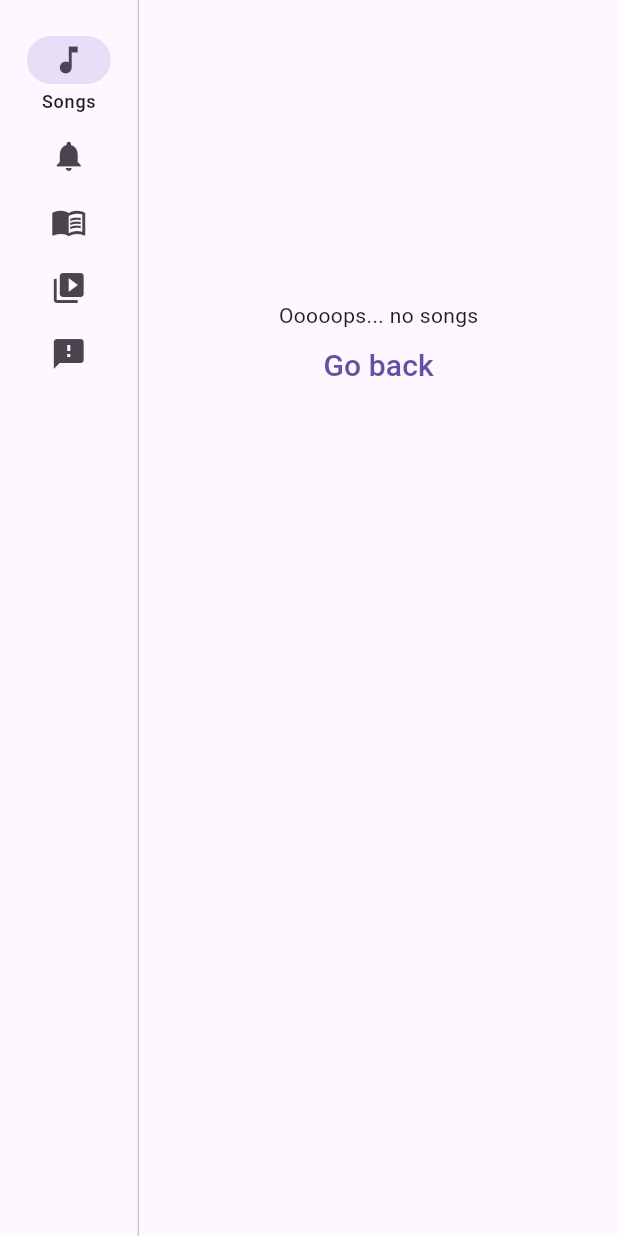
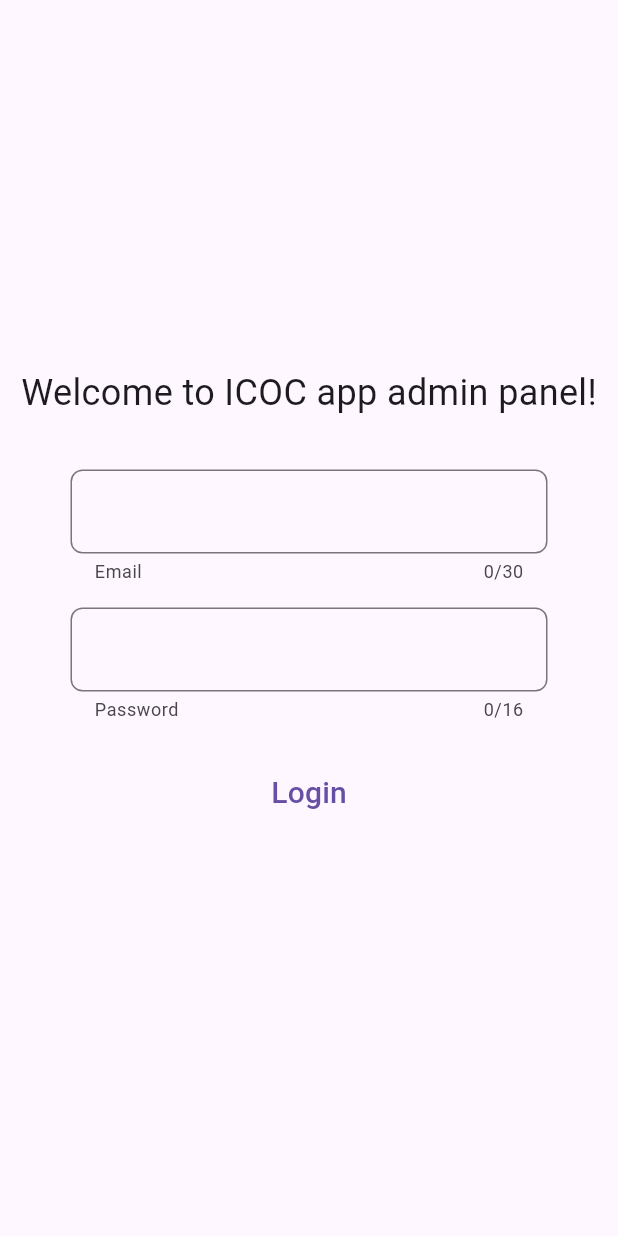
Before and after one commit to SergiiMytakii/icoc_admin_pannel, a Flutter app: the screen it shows after launch, on a phone screen of 412 x 824 dp. Run offline on Flutter 3.47's test engine with Material 3 defaults, Android fonts, the light colour scheme and no system bars; our stand-ins replace cached_network_image, firebase_auth, firebase_core, flutter_bloc, flutter_html, freezed_annotation and 5 more; missing offline and left inert: country_flags, firebase_cloud_firestore, universal_html; accounts and stored records are empty; statements that could not run were skipped.

Commit message:
add auth

```diff
--- a/analysis_options.yaml
+++ b/analysis_options.yaml
@@ -1,6 +1,7 @@
 analyzer:
   errors:
     constant_identifier_names: ignore
+    use_build_context_synchronously: ignore
   erro ignorers:
     constant_identifier_names: ignore
 include: package:flutter_lints/flutter.yaml
--- a/lib/app_router.dart
+++ b/lib/app_router.dart
@@ -1,7 +1,11 @@
 // lib/app_router.dart
+import 'package:firebase_auth/firebase_auth.dart';
 import 'package:flutter/material.dart';
+import 'package:flutter_bloc/flutter_bloc.dart';
 import 'package:go_router/go_router.dart';
 import 'package:icoc_admin_pannel/domain/model/song_detail.dart';
+import 'package:icoc_admin_pannel/ui/bloc/auth/auth_bloc.dart';
+import 'package:icoc_admin_pannel/ui/screens/auth/login_screen.dart';
 import 'package:icoc_admin_pannel/ui/screens/bible_study/bible_study_screen.dart';
 import 'package:icoc_admin_pannel/ui/screens/feedback/feedbacks_screen.dart';
 import 'package:icoc_admin_pannel/ui/screens/notifications/notifications_screen.dart';
@@ -10,6 +14,7 @@ import 'package:icoc_admin_pannel/ui/screens/songs/add_new_song.dart';
 import 'package:icoc_admin_pannel/ui/screens/songs/edit_song_screen.dart';
 import 'package:icoc_admin_pannel/ui/screens/songs/songs_screen.dart';
 import 'package:icoc_admin_pannel/ui/video/video_screen.dart';
+import 'package:logger/logger.dart';
 
 final GlobalKey<NavigatorState> _rootNavigatorKey =
     GlobalKey<NavigatorState>(debugLabel: 'root');
@@ -25,16 +30,45 @@ final GoRouter router = GoRouter(
   //   context.go('/songs');
   // },
   debugLogDiagnostics: true,
+  redirect: (BuildContext context, GoRouterState state) {
+    print('redirect');
+    final authBloc = context.read<AuthBloc>();
+    if (authBloc.state is AuthInitial) {
+      authBloc.add(const AuthEvent.checkStatus());
+    }
+    return null;
+  },
 
   navigatorKey: _rootNavigatorKey,
-  initialLocation: '/songs',
+  initialLocation: '/',
 
   routes: <RouteBase>[
     ShellRoute(
       navigatorKey: _shellNavigatorKey,
       pageBuilder: (BuildContext context, GoRouterState state, Widget child) {
-        return NoTransitionPage<void>(
-            key: state.pageKey, child: RootScreen(child: child));
+        final authState = context.watch<AuthBloc>().state;
+        return authState.when(
+            initial: () => NoTransitionPage<void>(
+                key: state.pageKey, child: const LoginScreen()),
+            loading: () => NoTransitionPage<void>(
+                key: state.pageKey,
+                child: const Scaffold(
+                  body: Center(
+                    child: CircularProgressIndicator(),
+                  ),
+                )),
+            error: (message) => NoTransitionPage<void>(
+                  key: state.pageKey,
+                  child: Scaffold(
+                    body: Center(
+                      child: Text(message),
+                    ),
+                  ),
+                ),
+            authenticated: (User user) {
+              return NoTransitionPage<void>(
+                  key: state.pageKey, child: RootScreen(child: child));
+            });
       },
       routes: <GoRoute>[
         GoRoute(
@@ -67,7 +101,13 @@ final GoRouter router = GoRouter(
                 pageBuilder: (BuildContext context, GoRouterState state) {
                   final String? textVersion =
                       state.pathParameters['textVersion'];
-                  final SongDetail? song = state.extra as SongDetail?;
+
+                  SongDetail? song;
+
+                  if (state.extra is SongDetail?) {
+                    song = state.extra as SongDetail?;
+                  }
+
                   return NoTransitionPage<void>(
                     key: state.pageKey,
                     child: EditSongScreen(
--- a/lib/main.dart
+++ b/lib/main.dart
@@ -9,6 +9,7 @@ import 'package:icoc_admin_pannel/app_router.dart';
 import 'package:icoc_admin_pannel/domain/helpers/error_logger.dart';
 import 'package:icoc_admin_pannel/firebase_options.dart';
 import 'package:icoc_admin_pannel/injection.dart';
+import 'package:icoc_admin_pannel/ui/bloc/auth/auth_bloc.dart';
 import 'package:icoc_admin_pannel/ui/bloc/songs/songs_bloc.dart';
 import 'package:injectable/injectable.dart';
 
@@ -43,6 +44,9 @@ class MainApp extends StatelessWidget {
         BlocProvider<SongsBloc>(
           create: (BuildContext context) => getIt<SongsBloc>(),
         ),
+        BlocProvider<AuthBloc>(
+          create: (BuildContext context) => getIt<AuthBloc>(),
+        ),
       ],
       child: MaterialApp.router(
         title: 'ICOC Admin panel',
--- /dev/null
+++ b/lib/ui/bloc/auth/auth_event.dart
@@ -0,0 +1,11 @@
+part of 'auth_bloc.dart';
+
+@freezed
+class AuthEvent with _$AuthEvent {
+  const factory AuthEvent.logIn({
+    required String email,
+    required String password,
+  }) = AuthEventLogIn;
+  const factory AuthEvent.logOut() = AuthEventLogOut;
+  const factory AuthEvent.checkStatus() = AuthEventCheckStatus;
+}
--- /dev/null
+++ b/lib/ui/bloc/auth/auth_state.dart
@@ -0,0 +1,10 @@
+part of 'auth_bloc.dart';
+
+@freezed
+class AuthState with _$AuthState {
+  const factory AuthState.initial() = AuthInitial;
+  const factory AuthState.loading() = AuthLoading;
+  const factory AuthState.authenticated({required User user}) =
+      AuthAuthenticated;
+  const factory AuthState.error(String message) = AuthError;
+}
--- /dev/null
+++ b/lib/ui/screens/auth/login_screen.dart
@@ -0,0 +1,119 @@
+import 'package:flutter/material.dart';
+import 'package:flutter_bloc/flutter_bloc.dart';
+import 'package:icoc_admin_pannel/ui/bloc/auth/auth_bloc.dart';
+import 'package:icoc_admin_pannel/ui/widget/my_text_button.dart';
+import 'package:icoc_admin_pannel/ui/widget/my_text_field.dart';
+
+class LoginScreen extends StatefulWidget {
+  const LoginScreen({super.key});
+
+  @override
+  State<LoginScreen> createState() => _LoginScreenState();
+}
+
+class _LoginScreenState extends State<LoginScreen> {
+  final _formKey = GlobalKey<FormState>();
+  final _emailController = TextEditingController();
+  final _passwordController = TextEditingController();
+
+  String? _validateEmail(String? value) {
+    if (value == null || value.isEmpty) {
+      return 'Please enter your email';
+    }
+    final emailRegExp = RegExp(r'^[\w-\.]+@([\w-]+\.)+[\w-]{2,4}$');
+    if (!emailRegExp.hasMatch(value)) {
+      return 'Please enter a valid email';
+    }
+    return null;
+  }
+
+  String? _validatePassword(String? value) {
+    if (value == null || value.isEmpty) {
+      return 'Please enter your password';
+    }
+    if (value.length < 6) {
+      return 'Password must be at least 6 characters long';
+    }
+    return null;
+  }
+
+  @override
+  Widget build(BuildContext context) {
+    return Scaffold(
+      body: BlocConsumer<AuthBloc, AuthState>(
+        listener: (context, state) {
+          state.whenOrNull(
+            error: (message) {
+              ScaffoldMessenger.of(context).showSnackBar(
+                SnackBar(
+                  content: Text(message),
+                ),
+              );
+            },
+          );
+        },
+        builder: (context, state) {
+          return state.maybeWhen(
+            loading: () => const Center(
+              child: CircularProgressIndicator(),
+            ),
+            orElse: () => Center(
+              child: Column(
+                children: [
+                  const Spacer(),
+                  const Text(
+                    'Welcome to ICOC app admin panel!',
+                    style: TextStyle(fontSize: 24),
+                  ),
+                  SizedBox(
+                    width: 350,
+                    height: 300,
+                    child: Padding(
+                      padding: const EdgeInsets.all(16.0),
+                      child: Form(
+                        key: _formKey,
+                        child: Column(
+                          mainAxisAlignment: MainAxisAlignment.center,
+                          children: [
+                            MyTexField(
+                              controller: _emailController,
+                              hint: 'Email',
+                              validator: _validateEmail,
+                              maxLength: 30,
+                            ),
+                            MyTexField(
+                              controller: _passwordController,
+                              obscureText: true,
+                              hint: 'Password',
+                              validator: _validatePassword,
+                              maxLength: 16,
+                            ),
+                            const SizedBox(height: 16.0),
+                            MyTextButton(
+                              onPressed: () {
+                                if (_formKey.currentState!.validate()) {
+                                  context.read<AuthBloc>().add(
+                                        AuthEvent.logIn(
+                                          email: _emailController.text,
+                                          password: _passwordController.text,
+                                        ),
+                                      );
+                                }
+                              },
+                              label: 'Login',
+                            ),
+                          ],
+                        ),
+                      ),
+                    ),
+                  ),
+                  const Spacer(),
+                ],
+              ),
+            ),
+          );
+        },
+      ),
+    );
+  }
+}
--- a/lib/ui/screens/songs/add_new_song.dart
+++ b/lib/ui/screens/songs/add_new_song.dart
@@ -1,4 +1,5 @@
 import 'package:flutter/material.dart';
+import 'package:flutter_bloc/flutter_bloc.dart';
 import 'package:go_router/go_router.dart';
 import 'package:icoc_admin_pannel/domain/model/resources.dart';
 import 'package:icoc_admin_pannel/domain/model/song_detail.dart';
@@ -19,7 +20,7 @@ class _AddNewSongScreenState extends State<AddNewSongScreen> {
   final List<bool> _isOpen = [true];
   TextEditingController titleController = TextEditingController();
   TextEditingController descriptionController = TextEditingController();
-  TextEditingController langController = TextEditingController();
+  TextEditingController langController = TextEditingController()..text = 'en';
   TextEditingController textController = TextEditingController();
   TextEditingController urlController = TextEditingController();
   SongDetail song = SongDetail.defaultSong();
@@ -94,7 +95,6 @@ class _AddNewSongScreenState extends State<AddNewSongScreen> {
                 _isOpen.add(true);
                 titleController.clear();
                 descriptionController.clear();
-                langController.clear();
                 textController.clear();
                 urlController.clear();
               },
@@ -109,6 +109,7 @@ class _AddNewSongScreenState extends State<AddNewSongScreen> {
           onPressed: () {
             _addToSong();
             getIt<SongsBloc>().add(SongsEvent.add(song));
+            context.read<SongsBloc>().currentSong.value = song;
             context.pop();
           },
           label: 'Save',
--- a/lib/ui/screens/songs/songs_screen.dart
+++ b/lib/ui/screens/songs/songs_screen.dart
@@ -6,6 +6,7 @@ import 'package:icoc_admin_pannel/injection.dart';
 import 'package:icoc_admin_pannel/ui/bloc/songs/songs_bloc.dart';
 import 'package:icoc_admin_pannel/ui/screens/songs/widgets/one_song.dart';
 import 'package:icoc_admin_pannel/ui/screens/songs/widgets/song_card.dart';
+import 'package:icoc_admin_pannel/ui/widget/alert_dialog.dart';
 import 'package:icoc_admin_pannel/ui/widget/my_text_button.dart';
 
 class SongsScreen extends StatefulWidget {
@@ -96,20 +97,10 @@ class _SongsScreenState extends State<SongsScreen> {
                 ],
               );
             } else {
-              return Center(
-                child: Column(
-                  children: [
-                    const SizedBox(
-                      height: 200,
-                    ),
-                    const Text('Ooooops... no songs'),
-                    MyTextButton(
-                        label: 'Go back',
-                        onPressed: () =>
-                            getIt<SongsBloc>().add(const SongsEvent.get()))
-                  ],
-                ),
-              );
+              getIt<SongsBloc>().add(const SongsEvent.get());
+              Future.delayed(Durations.long4)
+                  .then((_) => showAlertDialog(context, 'Ooooops... no songs'));
+              return const SizedBox.shrink();
             }
           });
     }));
--- a/lib/ui/widget/my_text_field.dart
+++ b/lib/ui/widget/my_text_field.dart
@@ -1,4 +1,5 @@
 import 'package:flutter/material.dart';
+import 'package:flutter/services.dart';
 
 class MyTexField extends StatelessWidget {
   const MyTexField({
@@ -8,6 +9,7 @@ class MyTexField extends StatelessWidget {
     this.maxLength = 100000,
     this.maxLines = 1,
     this.readOnly = false,
+    this.obscureText = false,
     this.validator,
   });
 
@@ -15,6 +17,7 @@ class MyTexField extends StatelessWidget {
   final String hint;
   final int maxLength;
   final bool readOnly;
+  final bool obscureText;
   final int maxLines;
   final FormFieldValidator<String>? validator;
 
@@ -28,6 +31,7 @@ class MyTexField extends StatelessWidget {
         maxLength: maxLength,
         maxLines: maxLines,
         validator: validator,
+        obscureText: obscureText,
         decoration: InputDecoration(
           border: OutlineInputBorder(
             borderRadius: BorderRadius.circular(8),
--- a/pubspec.yaml
+++ b/pubspec.yaml
@@ -26,6 +26,10 @@ dependencies:
   youtube_player_iframe: ^5.0.0
   flutter_html: ^3.0.0-beta.2
   cached_network_image: ^3.3.1
+  firebase_auth_web: ^5.12.4
+  firebase_auth: ^5.1.2
+  universal_html: ^2.2.4
+  country_flags: ^3.0.0
 
 dev_dependencies:
   flutter_test:
```
Also changed, not shown: lib/constants.dart (+18 -20 lines), lib/ui/bloc/auth/auth_bloc.dart (added, +97 -0 lines), lib/ui/screens/root/root_screen.dart (+17 -0 lines), lib/ui/screens/songs/edit_song_screen.dart (+33 -18 lines), lib/ui/screens/songs/widgets/add_song_block.dart (+15 -18 lines), lib/ui/screens/songs/widgets/add_version_tab.dart (+23 -24 lines), lib/ui/screens/songs/widgets/one_song.dart (+15 -5 lines), lib/ui/widget/alert_dialog.dart (added, +31 -0 lines), lib/ui/widget/select_lang.dart (added, +70 -0 lines), lib/injection.config.dart, lib/ui/bloc/auth/auth_bloc.freezed.dart (added), pubspec.lock, 4 other files.
